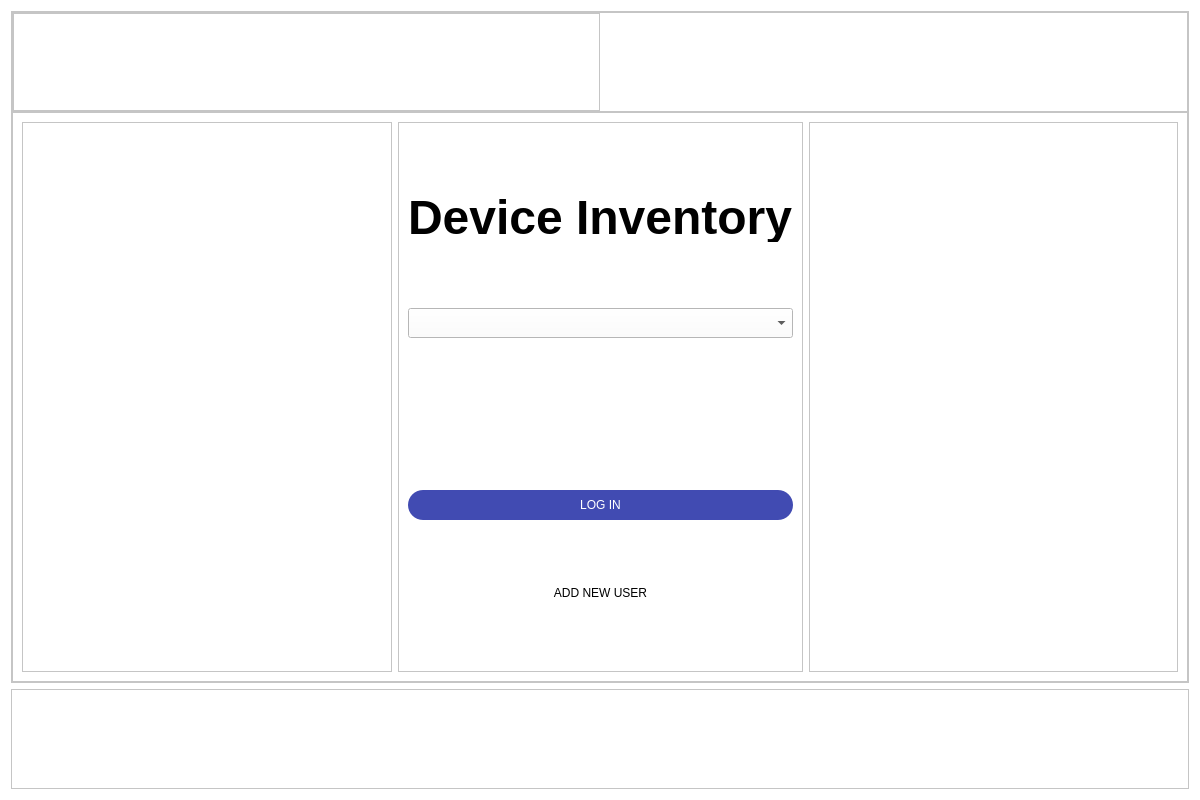
First picture: the form in layouts/user_cloud.ui, repository fedulovs/InventoryUI, before the edit.
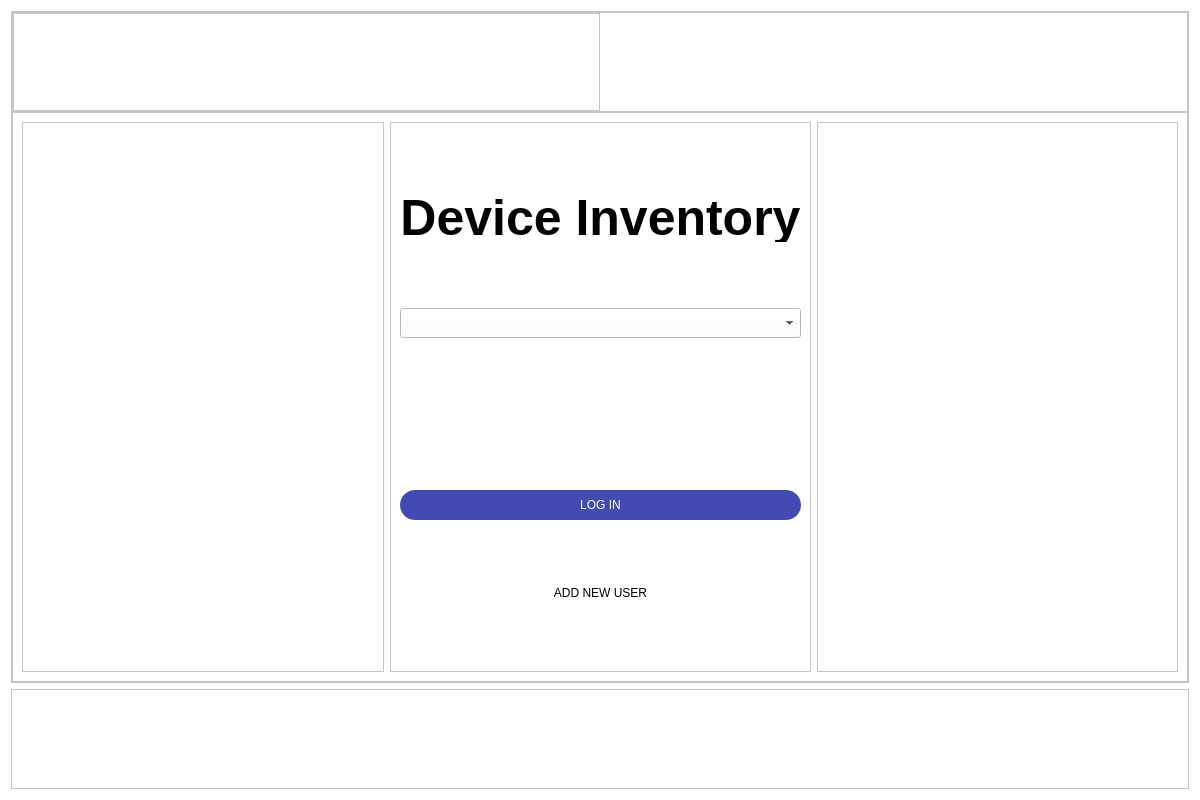
Second picture: the form after the edit. Icons and pictures are not drawn.

Diff of the .ui file:
```diff
--- a/layouts/user_cloud.ui
+++ b/layouts/user_cloud.ui
@@ -254,14 +254,21 @@
                                                         </property>
                                                         <property name="font">
                                                             <font>
-                                                                <pointsize>36</pointsize>
+                <pointsize>-1</pointsize>
                                                                 <weight>75</weight>
                                                                 <bold>true</bold>
-                                                            </font>
-                                                        </property>
+                <kerning>true</kerning>
+               </font>
+              </property>
+              <property name="styleSheet">
+               <string notr="true">font-size: 50px</string>
+              </property>
                                                         <property name="text">
                                                             <string>Device Inventory</string>
                                                         </property>
+              <property name="alignment">
+               <set>Qt::AlignCenter</set>
+              </property>
                                                     </widget>
                                                 </item>
                                                 <item>
```
Left out of the diff: 21 changed lines with no effect on the pictures. Lines whose indentation alone changed are shown as unchanged.
